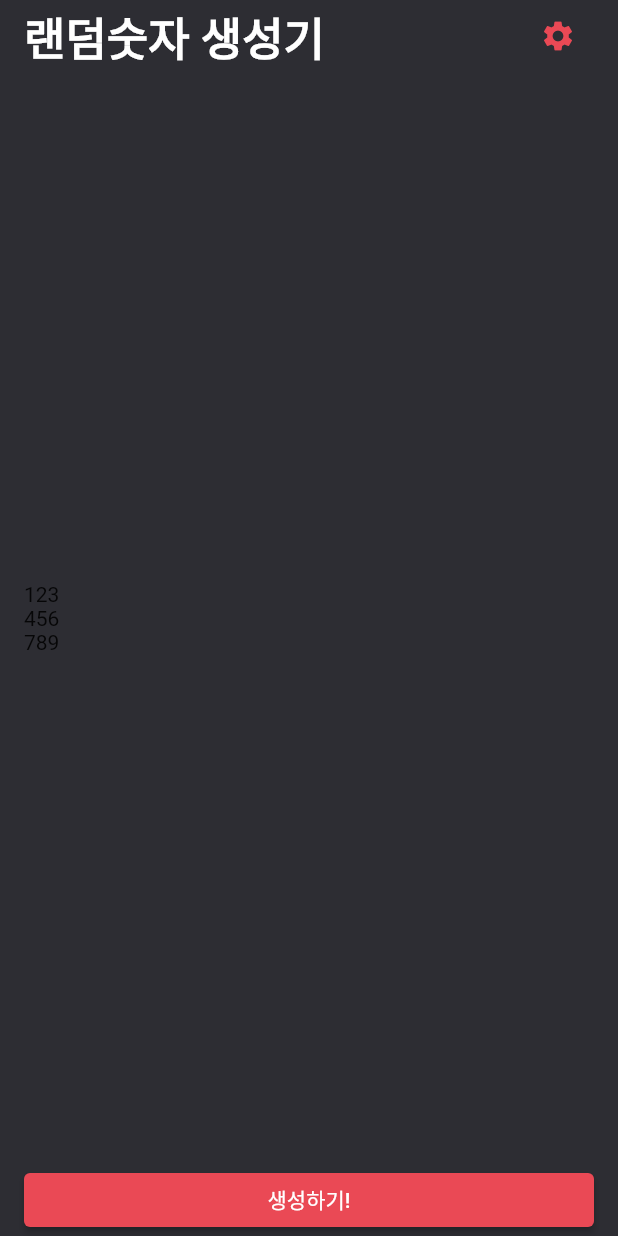
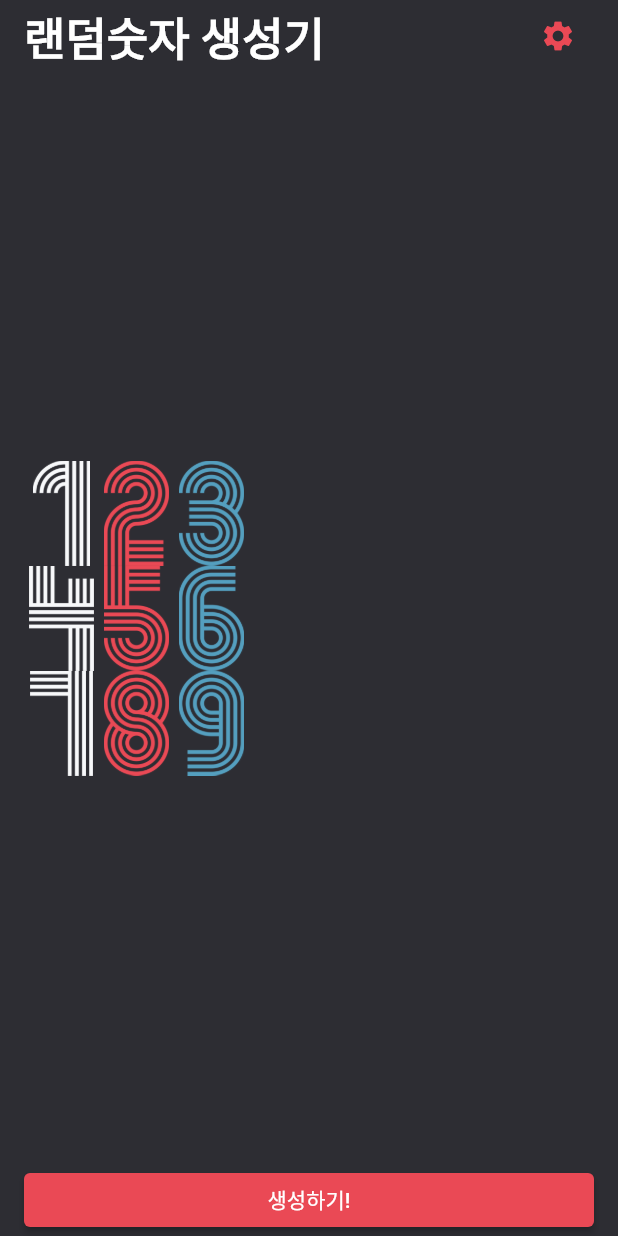
Before and after one commit to cold-pumpkin/coding-factory, a Flutter app: the screen it shows after launch, on a phone screen of 412 x 824 dp. Run offline on Flutter 3.47's test engine with Material 2 defaults, Android fonts, the light colour scheme and no system bars; our stand-ins replace webview_flutter.

Commit message:
랜덤숫자 생성기 - map 함수 적용

```diff
--- a/random_number/lib/screen/home_screen.dart
+++ b/random_number/lib/screen/home_screen.dart
@@ -36,13 +36,28 @@ class HomeScreen extends StatelessWidget {
               ),
               Expanded(
                 child: Column(
-                  mainAxisAlignment: MainAxisAlignment.center,
-                  children: const [
-                    Text('123'),
-                    Text('456'),
-                    Text('789'),
-                  ],
-                ),
+                    mainAxisAlignment: MainAxisAlignment.center,
+                    children: [
+                      123,
+                      456,
+                      789,
+                    ]
+                        .map(
+                          (x) => Row(
+                            children: x
+                                .toString()
+                                .split('')
+                                .map(
+                                  (e) => Image.asset(
+                                    'asset/image/$e.png',
+                                    height: 70,
+                                    width: 50,
+                                  ),
+                                )
+                                .toList(),
+                          ),
+                        )
+                        .toList()),
               ),
               SizedBox(
                 width: double.infinity, // 양끝까지 넒히기
```
